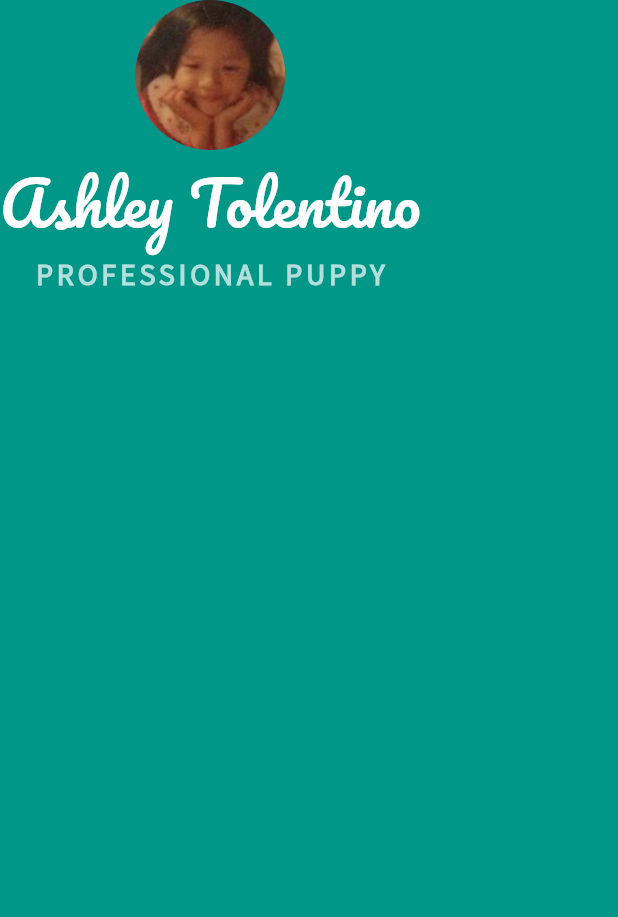
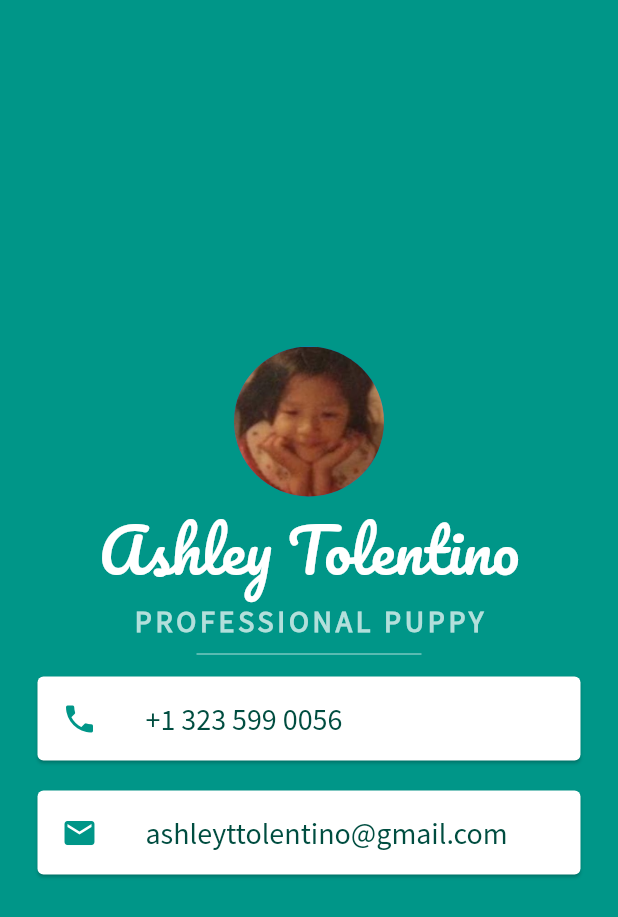
Before and after one commit to Shapis/udemy_flutter_angelayucourse, a Flutter app: the screen it shows after launch, on a phone screen of 412 x 824 dp. Shown: the top 917 px of the screen. Run offline on Flutter 3.47's test engine with Material 2 defaults, Android fonts, the phone set to English and light mode, and no system bars.

Commit message:
Finished Lesson9

```diff
--- a/mi_card_flutter/lib/main.dart
+++ b/mi_card_flutter/lib/main.dart
@@ -12,6 +12,7 @@ class MyApp extends StatelessWidget {
         backgroundColor: Colors.teal,
         body: SafeArea(
           child: Column(
+            mainAxisAlignment: MainAxisAlignment.center,
             children: [
               CircleAvatar(
                 radius: 50.0,
@@ -36,6 +37,45 @@ class MyApp extends StatelessWidget {
                   fontWeight: FontWeight.bold,
                 ),
               ),
+              SizedBox(
+                width: 150.0,
+                height: 20.0,
+                child: Divider(color: Colors.teal.shade100),
+              ),
+              Card(
+                margin: EdgeInsets.fromLTRB(25.0, 5.0, 25.0, 10.0),
+                child: ListTile(
+                  leading: Icon(
+                    Icons.phone,
+                    color: Colors.teal,
+                  ),
+                  title: Text(
+                    '+1 323 599 0056',
+                    style: TextStyle(
+                      color: Colors.teal.shade900,
+                      fontFamily: 'SourceSansPro',
+                      fontSize: 20.0,
+                    ),
+                  ),
+                ),
+              ),
+              Card(
+                margin: EdgeInsets.symmetric(vertical: 10.0, horizontal: 25.0),
+                child: ListTile(
+                  leading: Icon(
+                    Icons.email,
+                    color: Colors.teal,
+                  ),
+                  title: Text(
+                    'ashleyttolentino@gmail.com',
+                    style: TextStyle(
+                      fontSize: 20.0,
+                      color: Colors.teal.shade900,
+                      fontFamily: 'SourceSansPro',
+                    ),
+                  ),
+                ),
+              ),
             ],
           ),
         ),
```
